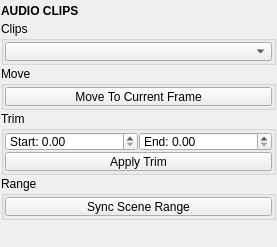
Old version of the form blendertk/audio_utils/audio_clips.ui in the repository m3trik/blendertk.
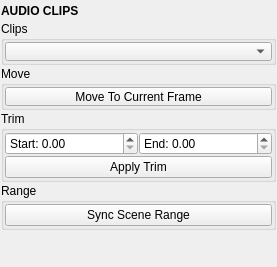
New version of the form. Custom widgets are drawn as their Qt base class.

What changed in the file:
```diff
--- a/blendertk/audio_utils/audio_clips.ui
+++ b/blendertk/audio_utils/audio_clips.ui
@@ -149,6 +149,12 @@
     </item>
     <item>
      <widget class="QGroupBox" name="trim_group">
+      <property name="sizePolicy">
+       <sizepolicy hsizetype="Preferred" vsizetype="Fixed">
+        <horstretch>0</horstretch>
+        <verstretch>0</verstretch>
+       </sizepolicy>
+      </property>
       <property name="title">
        <string>Trim</string>
       </property>
@@ -234,6 +240,12 @@
     </item>
     <item>
      <widget class="QGroupBox" name="range_group">
+      <property name="sizePolicy">
+       <sizepolicy hsizetype="Preferred" vsizetype="Fixed">
+        <horstretch>0</horstretch>
+        <verstretch>0</verstretch>
+       </sizepolicy>
+      </property>
       <property name="title">
        <string>Range</string>
       </property>
@@ -279,10 +291,13 @@
       <property name="orientation">
        <enum>Qt::Vertical</enum>
       </property>
+      <property name="sizeType">
+       <enum>QSizePolicy::Fixed</enum>
+      </property>
       <property name="sizeHint" stdset="0">
        <size>
         <width>20</width>
-        <height>40</height>
+        <height>10</height>
        </size>
       </property>
      </spacer>
```
Left out of the diff: 12 changed lines with no effect on the pictures.
